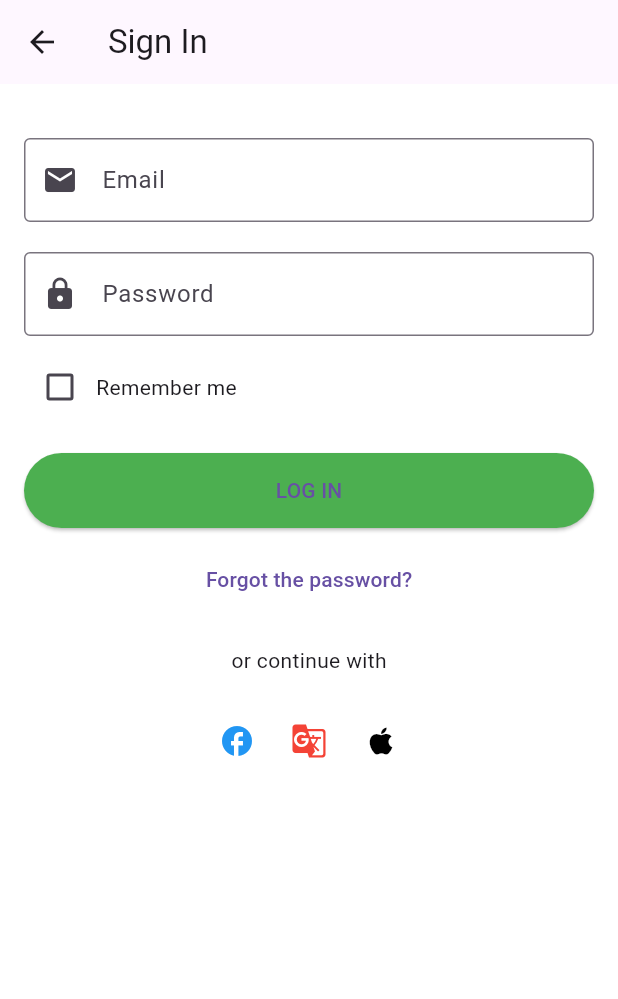
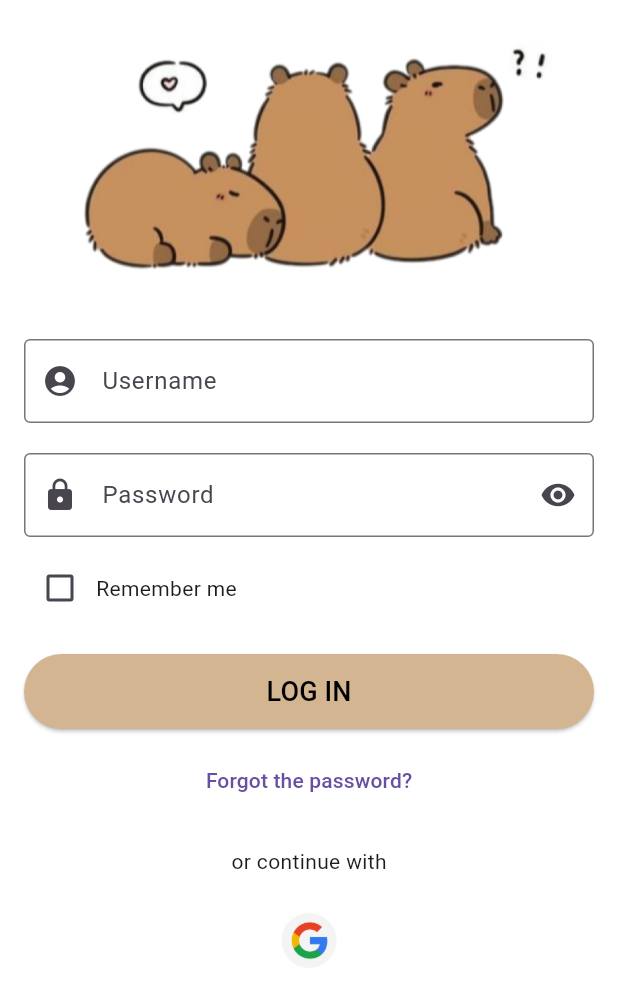
Before and after one commit to tai03102004/English_App, a Flutter app: the screen it shows after launch, after a tap on "GET STARTED", on a phone screen of 412 x 824 dp. Shown: the top 999 px of the screen. Run offline on Flutter 3.47's test engine with Material 3 defaults, Android fonts, the phone set to English and light mode, and no system bars; our stand-ins replace hugeicons, iconly, percent_indicator; Roboto replaces fonts that are missing (Roboto-Black).

Commit message:
sua lai login

```diff
--- /dev/null
+++ b/devtools_options.yaml
@@ -0,0 +1,3 @@
+description: This file stores settings for Dart & Flutter DevTools.
+documentation: https://docs.flutter.dev/tools/devtools/extensions#configure-extension-enablement-states
+extensions:
--- a/lib/Components/Header/Home_Header.dart
+++ b/lib/Components/Header/Home_Header.dart
@@ -11,7 +11,7 @@ class Home_Header extends StatelessWidget {
     AppSizes().init(context);
     return SliverAppBar(
       pinned: true, // Bạn có thể bật hoặc tắt tùy theo nhu cầu
-      expandedHeight: AppSizes.blockSizeHorizontal * 101,
+      expandedHeight: AppSizes.blockSizeHorizontal * 120,
       backgroundColor: Color(0xFF7C72E5),
       flexibleSpace: FlexibleSpaceBar(
         background: Column(
--- a/lib/Pages/Auth/GetStarted.dart
+++ b/lib/Pages/Auth/GetStarted.dart
@@ -1,4 +1,5 @@
 import 'package:app/Pages/Auth/LoginPage.dart';
+import 'package:app/Pages/Auth/SignUpPage.dart';
 import 'package:flutter/material.dart';
 
 class GetStarted extends StatelessWidget {
@@ -11,9 +12,8 @@ class GetStarted extends StatelessWidget {
         child: Column(
           mainAxisAlignment: MainAxisAlignment.center,
           children: [
-            Spacer(),
             Stack(
-              alignment: Alignment.center,
+              alignment: Alignment.bottomCenter,
               children: [
                 Image.asset(
                   'assets/images/capylogo.png',
@@ -31,20 +31,22 @@ class GetStarted extends StatelessWidget {
               ),
             ),
             SizedBox(height: 20),
-            Spacer(),
             Column(
               children: [
                 ElevatedButton(
                   style: ElevatedButton.styleFrom(
-                    backgroundColor: Colors.green,
+                    backgroundColor: Color(0xFFD3B591),
                     padding: EdgeInsets.symmetric(vertical: 16.0),
                     shape: RoundedRectangleBorder(
                       borderRadius: BorderRadius.circular(30),
+                      side: BorderSide(
+                        color: Color(0xFF917C63),
+                        width: 2,
+                      ),
                     ),
                     minimumSize: Size(double.infinity, 50),
                   ),
                   onPressed: () {
-                    // Điều hướng đến màn hình khác
                     Navigator.push(
                       context,
                       MaterialPageRoute(builder: (context) => LoginPage()),
@@ -52,34 +54,35 @@ class GetStarted extends StatelessWidget {
                   },
                   child: Text(
                     'GET STARTED',
-                    style: TextStyle(fontSize: 18),
+                    style: TextStyle(
+                      fontSize: 18,
+                      color: Color(0xFFFFFFFF),
+                    ),
                   ),
                 ),
-                SizedBox(height: 10),
+                SizedBox(height: 20),
                 OutlinedButton(
                   style: OutlinedButton.styleFrom(
                     padding: EdgeInsets.symmetric(vertical: 16.0),
                     shape: RoundedRectangleBorder(
                       borderRadius: BorderRadius.circular(30),
                     ),
-                    side: BorderSide(color: Colors.green),
+                    side: BorderSide(color: Color(0xFF917C63)),
                     minimumSize: Size(double.infinity, 50), // full width button
                   ),
                   onPressed: () {
-                    // Điều hướng đến màn hình đăng nhập
                     Navigator.push(
-                        context,
-                        MaterialPageRoute(builder: (context) => LoginPage()),
+                      context,
+                      MaterialPageRoute(builder: (context) => SignUpPage()),
                     );
                   },
                   child: Text(
                     'SIGN UP',
-                    style: TextStyle(fontSize: 18, color: Colors.green),
+                    style: TextStyle(fontSize: 18, color: Color(0xFFD3B591)),
                   ),
                 ),
               ],
             ),
-            SizedBox(height: 30),
           ],
         ),
       ),
--- a/lib/Pages/Auth/Login.dart
+++ b/lib/Pages/Auth/Login.dart
@@ -1 +1,115 @@
-// TODO Implement this library.
+import 'package:flutter/material.dart';
+
+class Login extends StatefulWidget {
+  @override
+  _LoginState createState() => _LoginState();
+}
+
+class _LoginState extends State<Login> {
+  bool _isRememberMeChecked = false;
+  bool _obscureText = true; // Biến để điều khiển trạng thái hiển thị mật khẩu
+
+  void _togglePasswordVisibility() {
+    setState(() {
+      _obscureText = !_obscureText;
+    });
+  }
+
+  @override
+  Widget build(BuildContext context) {
+    return Scaffold(
+      body: SingleChildScrollView(
+        padding: const EdgeInsets.all(16.0),
+        child: Column(
+          mainAxisAlignment: MainAxisAlignment.center,
+          children: [
+            Image.asset('assets/images/capy_login.png', height: 180),
+            SizedBox(height: 30),
+            TextField(
+              decoration: InputDecoration(
+                labelText: 'Username',
+                prefixIcon: Icon(Icons.account_circle_sharp),
+                border: OutlineInputBorder(),
+              ),
+            ),
+            SizedBox(height: 20),
+            // Password Field
+            TextField(
+              obscureText: _obscureText,
+              decoration: InputDecoration(
+                labelText: 'Password',
+                prefixIcon: Icon(Icons.lock),
+                suffixIcon: IconButton(
+                  icon: Icon(
+                    _obscureText ? Icons.visibility : Icons.visibility_off,
+                  ),
+                  onPressed: _togglePasswordVisibility,
+                ),
+                border: OutlineInputBorder(),
+              ),
+            ),
+            SizedBox(height: 10),
+            // Remember me checkbox
+            Row(
+              children: [
+                Checkbox(
+                  value: _isRememberMeChecked,
+                  onChanged: (bool? value) {
+                    setState(() {
+                      _isRememberMeChecked = value ?? false;
+                    });
+                  },
+                ),
+                Text('Remember me'),
+              ],
+            ),
+            SizedBox(height: 20),
+            ElevatedButton(
+              onPressed: () {
+                Navigator.pushReplacementNamed(context, '/home');
+              },
+              style: ElevatedButton.styleFrom(
+                backgroundColor: Color(0xFFD3B591),
+                minimumSize: Size(double.infinity, 50),
+              ),
+              child: Text(
+                'LOG IN',
+                style: TextStyle(
+                  fontSize: 18,
+                  color: Colors.black,
+                ),
+              ),
+            ),
+            SizedBox(height: 10),
+            // Forgot password text
+            TextButton(
+              onPressed: () {
+                // Xử lý quên mật khẩu
+              },
+              child: Text('Forgot the password?'),
+            ),
+            SizedBox(height: 20),
+            // Social login options
+            Text('or continue with'),
+            SizedBox(height: 10),
+            Row(
+              mainAxisAlignment: MainAxisAlignment.center,
+              children: [
+                IconButton(
+                  icon: Image.asset(
+                    'assets/images/google_logo.png',
+                    width: 50,
+                    height: 50,
+                  ),
+                  onPressed: () {
+                    // Đăng nhập bằng Google
+                  },
+                ),
+              ],
+            ),
+          ],
+        ),
+      ),
+    );
+  }
+}
--- a/lib/Pages/Auth/LoginPage.dart
+++ b/lib/Pages/Auth/LoginPage.dart
@@ -6,17 +6,11 @@ class LoginPage extends StatelessWidget {
   @override
   Widget build(BuildContext context) {
     return Scaffold(
-      appBar: AppBar(
-        title: Text('Sign In'),
-        leading: IconButton(
-          icon: Icon(Icons.arrow_back),
-          onPressed: () {
-            // Handle back button press here
-            Navigator.pop(context);
-          },
-        ),
-      ),
-      body: Login(),  // Use the Login widget from Login.dart
+      // appBar: AppBar(
+      //   title: Text('Log In'),
+      //
+      // ),
+      body: Login(),
     );
   }
 }
--- a/lib/Pages/Home/HomePage.dart
+++ b/lib/Pages/Home/HomePage.dart
@@ -24,6 +24,7 @@ class _HomePageState extends State<HomePage>
         backgroundColor: Color(0xFF7C72E5),
         elevation: 0, // Tùy chọn để xóa bóng đổ
         flexibleSpace: Info(check: true),
+        automaticallyImplyLeading: false,
       ),
       body: Container(
         color: const Color(0xFFF1F1F1),
--- a/lib/Widgets/Auth/Login.dart
+++ /dev/null
@@ -1,106 +0,0 @@
-import 'package:flutter/material.dart';
-
-class Login extends StatefulWidget {
-  @override
-  _LoginState createState() => _LoginState();
-}
-
-class _LoginState extends State<Login> {
-  bool _isRememberMeChecked = false;
-
-  @override
-  Widget build(BuildContext context) {
-    return Scaffold(
-      body: SingleChildScrollView(
-        padding: const EdgeInsets.all(16.0),
-        child: Column(
-          mainAxisAlignment: MainAxisAlignment.center,
-          children: [
-            SizedBox(height: 20),
-            // Email Field
-            TextField(
-              decoration: InputDecoration(
-                labelText: 'Email',
-                prefixIcon: Icon(Icons.email),
-                border: OutlineInputBorder(),
-              ),
-            ),
-            SizedBox(height: 20),
-            // Password Field
-            TextField(
-              obscureText: true,
-              decoration: InputDecoration(
-                labelText: 'Password',
-                prefixIcon: Icon(Icons.lock),
-                border: OutlineInputBorder(),
-              ),
-            ),
-            SizedBox(height: 10),
-            // Remember me checkbox
-            Row(
-              children: [
-                Checkbox(
-                  value: _isRememberMeChecked,
-                  onChanged: (bool? value) {
-                    setState(() {
-                      _isRememberMeChecked = value ?? false;
-                    });
-                  },
-                ),
-                Text('Remember me'),
-              ],
-            ),
-            SizedBox(height: 20),
-            // Login Button
-            ElevatedButton(
-              onPressed: () {
-                // Điều hướng đến trang Home
-                Navigator.pushReplacementNamed(context, '/home'); // Đảm bảo bạn đã định nghĩa route '/home' trong MaterialApp
-              },
-              style: ElevatedButton.styleFrom(
-                backgroundColor: Colors.green, // Background color
-                minimumSize: Size(double.infinity, 50), // Full-width button
-              ),
-              child: Text('LOG IN'),
-            ),
-            SizedBox(height: 10),
-            // Forgot password text
-            TextButton(
-              onPressed: () {
-                // Handle forgot password
-              },
-              child: Text('Forgot the password?'),
-            ),
-            SizedBox(height: 20),
-            // Social login options
-            Text('or continue with'),
-            SizedBox(height: 20),
-            Row(
-              mainAxisAlignment: MainAxisAlignment.center,
-              children: [
-                IconButton(
-                  icon: Icon(Icons.facebook, color: Colors.blue),
-                  onPressed: () {
-                    // Handle Facebook login
-                  },
-                ),
-                IconButton(
-                  icon: Icon(Icons.g_translate, color: Colors.red),
-                  onPressed: () {
-                    // Handle Google login
-                  },
-                ),
-                IconButton(
-                  icon: Icon(Icons.apple, color: Colors.black),
-                  onPressed: () {
-                    // Handle Apple login
-                  },
-                ),
-              ],
-            ),
-          ],
-        ),
-      ),
-    );
-  }
-}
--- a/lib/main.dart
+++ b/lib/main.dart
@@ -1,9 +1,11 @@
 import 'package:app/Pages/Auth/GetStarted.dart';
 import 'package:app/Pages/Auth/LoginPage.dart';
-import 'package:app/Pages/MainHome.dart';
+import 'package:app/Pages/Page/MainHome.dart';
 
 import 'package:flutter/material.dart';
 import 'package:flutter/services.dart';
+
+import 'Pages/Page/MainHome.dart';
 
 void main() async {
   WidgetsFlutterBinding.ensureInitialized();
```
Also changed, not shown: lib/Pages/Auth/SignUp.dart (added, +122 -0 lines), lib/Pages/Auth/SignUpPage.dart (+14 -0 lines), lib/Widgets/Auth/Signup.dart (deleted, +0 -15 lines), assets/images/capy_login.png (added), assets/images/capy_signup.png (added), assets/images/google_logo.png (added), pubspec.lock.
